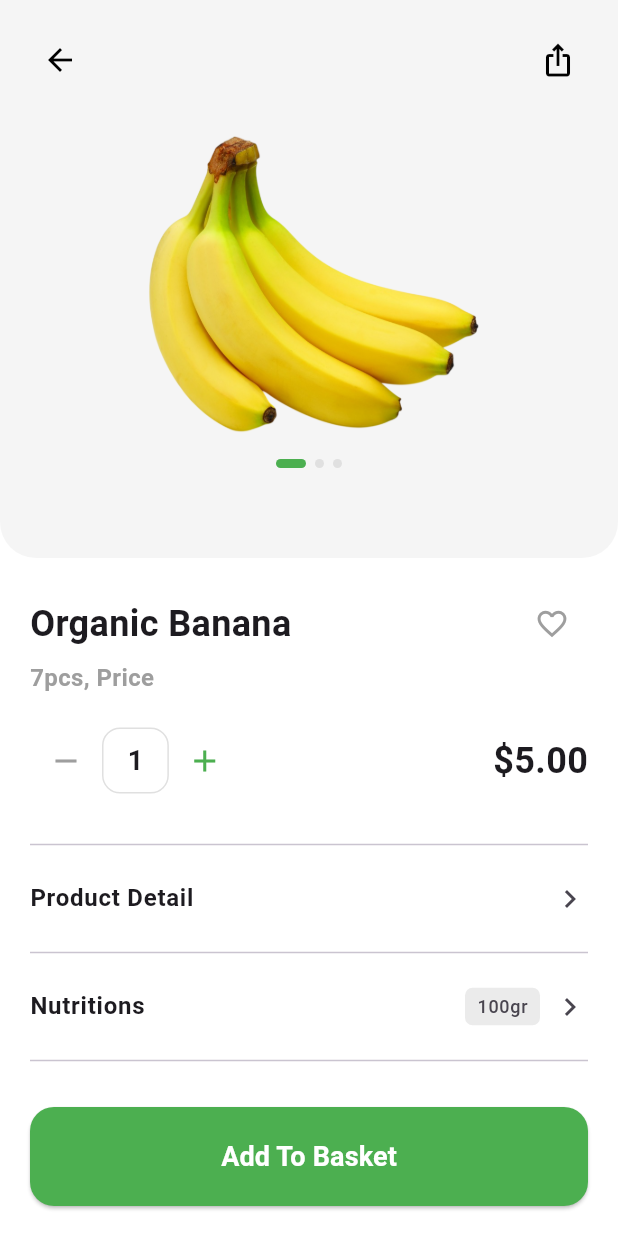
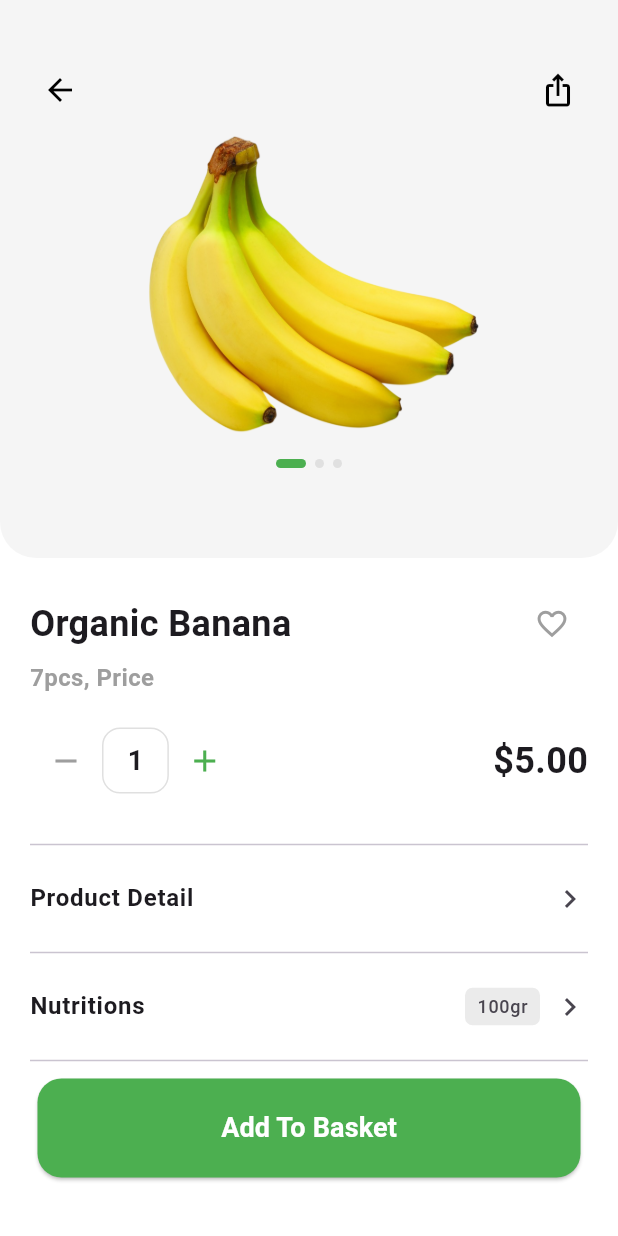
Before and after one commit to BorosSmosSne/groceries_app, a Flutter app: the HomeScreen screen opened directly, after a tap on "Organic Banana", on a phone screen of 412 x 824 dp. Run offline on Flutter 3.47's test engine with Material 3 defaults, Android fonts, the phone set to English and light mode, and no system bars; drawn by our look-alikes of carousel_slider; our stand-ins replace device_preview, flutter_custom_clippers, flutter_svg_provider, google_fonts, shared_preferences; accounts and stored records are empty; statements that could not run were skipped.

```diff
--- a/lib/main.dart
+++ b/lib/main.dart
@@ -2,6 +2,7 @@ import 'package:device_preview/device_preview.dart';
 import 'package:flutter/foundation.dart';
 import 'package:flutter/material.dart';
 import 'package:groceries_app/screens/home_screen.dart';
+import 'package:groceries_app/screens/home_screen_2.dart';
 import 'package:groceries_app/screens/login_screen.dart';
 import 'package:groceries_app/screens/splash_screen.dart';
 
@@ -23,7 +24,7 @@ class MainApp extends StatelessWidget {
     return MaterialApp(
       locale: DevicePreview.locale(context),
       debugShowCheckedModeBanner: false,
-      home: SplashScreen(),
+      home: HomeScreen2(),
       // HomeScreen(),
     );
   }
--- a/lib/screens/product_detail.dart
+++ b/lib/screens/product_detail.dart
@@ -115,8 +115,7 @@ class _ProductDetailScreenState extends State<ProductDetailScreen> {
 
     return Scaffold(
       backgroundColor: Colors.white,
-      body: SafeArea(
-        child: Column(
+      body: Column(
         children: [
           // AppBar(),
           // Image.asset(product.image, width: 320, height: 200),
@@ -134,7 +133,7 @@ class _ProductDetailScreenState extends State<ProductDetailScreen> {
               children: [
                 Center(child: buildImageSlider(getProductImages())),
                 Positioned(
-                    top: 16,
+                  top: 36,
                   left: 16,
                   child: IconButton(
                     icon: const Icon(Icons.arrow_back, color: Colors.black),
@@ -144,7 +143,7 @@ class _ProductDetailScreenState extends State<ProductDetailScreen> {
                   ),
                 ),
                 Positioned(
-                    top: 16,
+                  top: 36,
                   right: 16,
                   child: IconButton(
                     icon: const Icon(Icons.ios_share, color: Colors.black),
@@ -177,9 +176,7 @@ class _ProductDetailScreenState extends State<ProductDetailScreen> {
                       ),
                       IconButton(
                         icon: Icon(
-                            _isFavorite
-                                ? Icons.favorite
-                                : Icons.favorite_border,
+                          _isFavorite ? Icons.favorite : Icons.favorite_border,
                           color: _isFavorite ? Colors.red : Colors.grey,
                           size: 23,
                         ),
@@ -289,9 +286,7 @@ class _ProductDetailScreenState extends State<ProductDetailScreen> {
                           ),
                           decoration: BoxDecoration(
                             color: Color(0xFFEBEBEB),
-                              borderRadius: BorderRadius.all(
-                                Radius.circular(5),
-                              ),
+                            borderRadius: BorderRadius.all(Radius.circular(5)),
                           ),
                           child: Text(
                             product.nutrition,
@@ -331,7 +326,7 @@ class _ProductDetailScreenState extends State<ProductDetailScreen> {
             ),
           ),
           Padding(
-              padding: const EdgeInsets.all(20),
+            padding: const EdgeInsets.only(bottom: 39, left: 25, right: 25),
             child: ElevatedButton(
               onPressed: () {
                 Navigator.pop(context);
@@ -380,7 +375,6 @@ class _ProductDetailScreenState extends State<ProductDetailScreen> {
           ),
         ],
       ),
-      ),
     );
   }
 }
```
Also changed, not shown: lib/screens/home_screen_2.dart (added, +94 -0 lines), lib/screens/splash_screen.dart (+10 -7 lines). Lines whose indentation alone changed are shown as unchanged.
